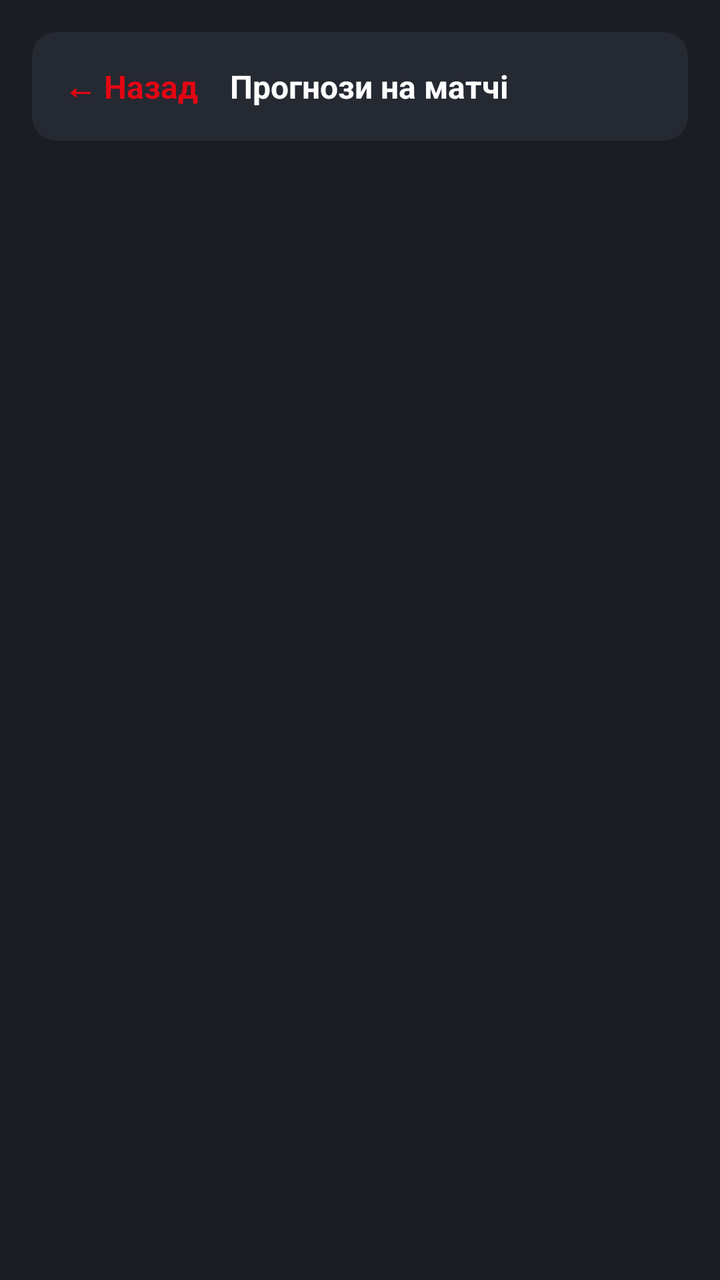
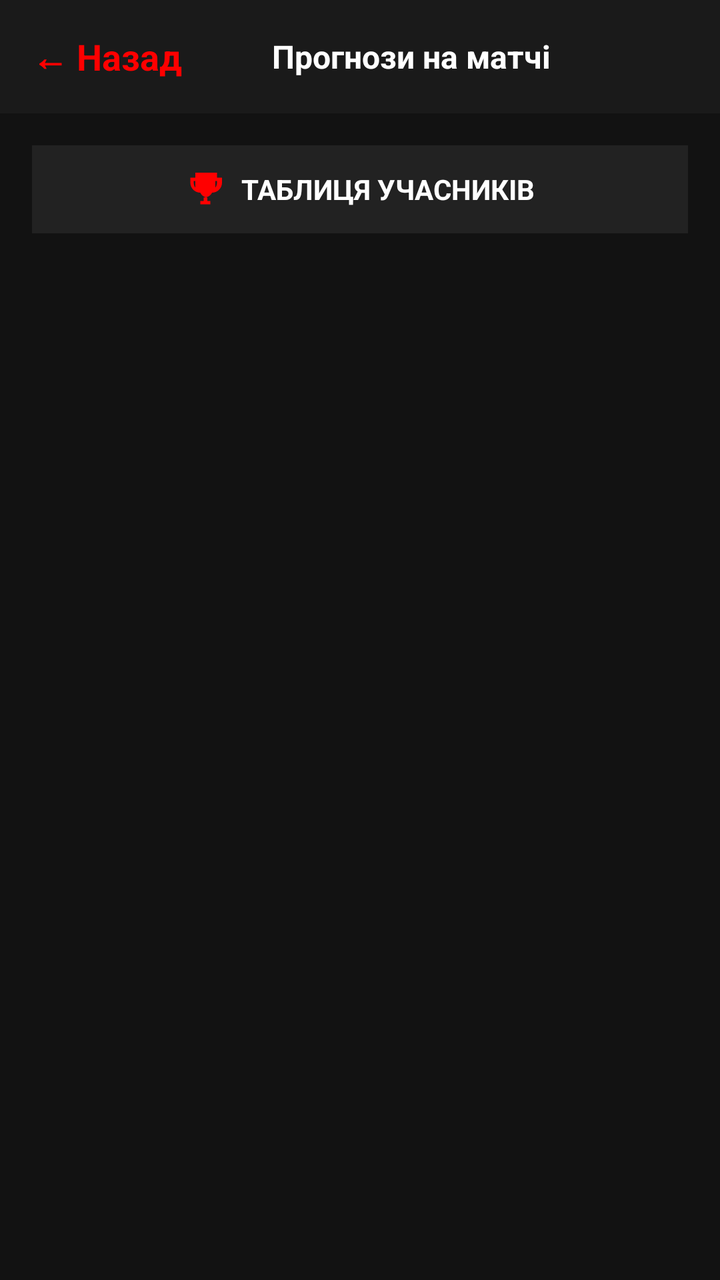

Compare the two renders of this Android layout. The source of the first and the diff that turns it into the second are given below.
<!-- AndroidManifest.xml: application theme Theme.MAFFootball -->
<!-- res/layout/fragment_predictions.xml -->
<?xml version="1.0" encoding="utf-8"?>
<LinearLayout xmlns:android="http://schemas.android.com/apk/res/android"
    android:layout_width="match_parent"
    android:layout_height="match_parent"
    android:orientation="vertical"
    android:background="#1A1D23">

    <LinearLayout
        android:layout_width="match_parent"
        android:layout_height="wrap_content"
        android:orientation="horizontal"
        android:background="@drawable/rounded_bg_dark"
        android:layout_marginHorizontal="16dp"
        android:layout_marginTop="16dp"
        android:padding="16dp"
        android:gravity="center_vertical">

        <TextView
            android:id="@+id/btnBack"
            android:layout_width="wrap_content"
            android:layout_height="wrap_content"
            android:text="← Назад"
            android:textColor="#E30613"
            android:textSize="16sp"
            android:textStyle="bold"
            android:layout_marginEnd="16dp"/>

        <TextView
            android:id="@+id/tvYearTitle"
            android:layout_width="wrap_content"
            android:layout_height="wrap_content"
            android:textColor="#FFFFFF"
            android:textSize="16sp"
            android:textStyle="bold"
            android:text="Прогнози на матчі"/>
    </LinearLayout>

    <LinearLayout
        android:id="@+id/layoutAuth"
        android:layout_width="match_parent"
        android:layout_height="match_parent"
        android:orientation="vertical"
        android:gravity="center"
        android:visibility="gone"
        android:padding="16dp">

        <TextView
            android:layout_width="wrap_content"
            android:layout_height="wrap_content"
            android:text="Щоб робити прогнози, потрібно авторизуватись через наш Telegram бот."
            android:textAlignment="center"
            android:textColor="#FFFFFF"
            android:textSize="16sp"
            android:layout_marginBottom="16dp"/>

        <Button
            android:id="@+id/btnAuthTelegram"
            android:layout_width="wrap_content"
            android:layout_height="wrap_content"
            android:text="Увійти через Telegram"
            android:backgroundTint="#0088CC"
            android:textColor="#FFFFFF"/>
    </LinearLayout>

    <androidx.recyclerview.widget.RecyclerView
        android:id="@+id/rvPredictions"
        android:layout_width="match_parent"
        android:layout_height="match_parent"
        android:paddingBottom="100dp" 
        android:clipToPadding="false"
        android:layout_marginTop="12dp"
        android:layout_marginHorizontal="16dp"
        android:visibility="visible"/>

</LinearLayout>
<!-- resources referenced by this layout -->
<resources>
  <!-- drawable rounded_bg_dark (drawable) -->
  <?xml version="1.0" encoding="utf-8"?>
  <shape xmlns:android="http://schemas.android.com/apk/res/android">
      <solid android:color="#252932" />
      <corners android:radius="12dp" />
  </shape>
  <style name="Theme.MAFFootball" parent="Theme.MaterialComponents.DayNight.NoActionBar">
          <item name="colorPrimary">#007c3d</item>
          <item name="colorPrimaryVariant">#004d26</item>
          <item name="colorOnPrimary">@android:color/white</item>
          
          <item name="colorSecondary">#007c3d</item>
          <item name="colorOnSecondary">@android:color/white</item>
  
          <item name="android:statusBarColor">#007c3d</item>
          <item name="android:windowBackground">#007c3d</item>
      </style>
</resources>

<!-- the commit's change to res/layout/fragment_predictions.xml (unified diff, before → after) -->
@@ -1,75 +1,208 @@
 <?xml version="1.0" encoding="utf-8"?>
 <LinearLayout xmlns:android="http://schemas.android.com/apk/res/android"
+    xmlns:app="http://schemas.android.com/apk/res-auto"
     android:layout_width="match_parent"
     android:layout_height="match_parent"
     android:orientation="vertical"
-    android:background="#1A1D23">
+    android:background="#121212">
 
     <LinearLayout
         android:layout_width="match_parent"
         android:layout_height="wrap_content"
         android:orientation="horizontal"
-        android:background="@drawable/rounded_bg_dark"
-        android:layout_marginHorizontal="16dp"
-        android:layout_marginTop="16dp"
-        android:padding="16dp"
-        android:gravity="center_vertical">
+        android:gravity="center_vertical"
+        android:padding="8dp"
+        android:background="#1A1A1A">
 
         <TextView
             android:id="@+id/btnBack"
             android:layout_width="wrap_content"
             android:layout_height="wrap_content"
             android:text="← Назад"
-            android:textColor="#E30613"
-            android:textSize="16sp"
+            android:textColor="#FF0000"
+            android:textSize="18sp"
             android:textStyle="bold"
-            android:layout_marginEnd="16dp"/>
+            android:padding="8dp" />
 
         <TextView
             android:id="@+id/tvYearTitle"
-            android:layout_width="wrap_content"
+            android:layout_width="0dp"
             android:layout_height="wrap_content"
+            android:layout_weight="1"
+            android:text="Прогнози на матчі"
             android:textColor="#FFFFFF"
             android:textSize="16sp"
             android:textStyle="bold"
-            android:text="Прогнози на матчі"/>
+            android:gravity="center"
+            android:paddingEnd="40dp" />
     </LinearLayout>
 
-    <LinearLayout
-        android:id="@+id/layoutAuth"
+    <FrameLayout
         android:layout_width="match_parent"
-        android:layout_height="match_parent"
-        android:orientation="vertical"
-        android:gravity="center"
-        android:visibility="gone"
-        android:padding="16dp">
-
-        <TextView
-            android:layout_width="wrap_content"
-            android:layout_height="wrap_content"
-            android:text="Щоб робити прогнози, потрібно авторизуватись через наш Telegram бот."
-            android:textAlignment="center"
-            android:textColor="#FFFFFF"
-            android:textSize="16sp"
-            android:layout_marginBottom="16dp"/>
-
-        <Button
-            android:id="@+id/btnAuthTelegram"
-            android:layout_width="wrap_content"
-            android:layout_height="wrap_content"
-            android:text="Увійти через Telegram"
-            android:backgroundTint="#0088CC"
-            android:textColor="#FFFFFF"/>
-    </LinearLayout>
-
-    <androidx.recyclerview.widget.RecyclerView
-        android:id="@+id/rvPredictions"
-        android:layout_width="match_parent"
-        android:layout_height="match_parent"
-        android:paddingBottom="100dp" 
-        android:clipToPadding="false"
-        android:layout_marginTop="12dp"
-        android:layout_marginHorizontal="16dp"
-        android:visibility="visible"/>
-
+        android:layout_height="match_parent">
+
+        <ScrollView
+            android:id="@+id/layoutAuth"
+            android:layout_width="match_parent"
+            android:layout_height="match_parent"
+            android:fillViewport="true"
+            android:visibility="gone">
+
+            <LinearLayout
+                android:layout_width="match_parent"
+                android:layout_height="wrap_content"
+                android:gravity="center"
+                android:orientation="vertical"
+                android:padding="24dp">
+
+                <TextView
+                    android:layout_width="wrap_content"
+                    android:layout_height="wrap_content"
+                    android:text="Авторизація"
+                    android:textColor="#FFFFFF"
+                    android:textSize="22sp"
+                    android:textStyle="bold"
+                    android:layout_marginBottom="24dp" />
+
+                <EditText
+                    android:id="@+id/etLogin"
+                    android:layout_width="match_parent"
+                    android:layout_height="56dp"
+                    android:hint="Логін або Email"
+                    android:textColor="#FFFFFF"
+                    android:textColorHint="#888888"
+                    android:background="#1E1E1E"
+                    android:paddingHorizontal="16dp"
+                    android:inputType="textEmailAddress"
+                    android:layout_marginBottom="12dp"/>
+
+                <EditText
+                    android:id="@+id/etPassword"
+                    android:layout_width="match_parent"
+                    android:layout_height="56dp"
+                    android:hint="Пароль"
+                    android:inputType="textPassword"
+                    android:textColor="#FFFFFF"
+                    android:textColorHint="#888888"
+                    android:background="#1E1E1E"
+                    android:paddingHorizontal="16dp"
+                    android:layout_marginBottom="20dp"/>
+
+                <Button
+                    android:id="@+id/btnLogin"
+                    android:layout_width="match_parent"
+                    android:layout_height="56dp"
+                    android:text="УВІЙТИ"
+                    android:textStyle="bold"
+                    android:backgroundTint="#FFC107"
+                    android:textColor="#000000"
+                    android:layout_marginBottom="16dp"/>
+
+                <TextView
+                    android:layout_width="wrap_content"
+                    android:layout_height="wrap_content"
+                    android:text="— АБО —"
+                    android:textColor="#555555"
+                    android:layout_marginBottom="16dp" />
+
+                <Button
+                    android:id="@+id/btnAuthTelegram"
+                    android:layout_width="match_parent"
+                    android:layout_height="56dp"
+                    android:text="Увійти через Telegram"
+                    android:backgroundTint="#0088cc"
+                    android:textColor="#FFFFFF"
+                    android:textAllCaps="false" />
+
+                <TextView
+                    android:id="@+id/btnRegister"
+                    android:layout_width="wrap_content"
+                    android:layout_height="wrap_content"
+                    android:text="Немає аккаунту? Зареєструватися"
+                    android:textColor="#FFC107"
+                    android:textSize="14sp"
+                    android:layout_marginTop="24dp"
+                    android:padding="8dp"
+                    android:clickable="true"
+                    android:focusable="true" />
+            </LinearLayout>
+        </ScrollView>
+
+        <LinearLayout
+            android:id="@+id/layoutRules"
+            android:layout_width="match_parent"
+            android:layout_height="match_parent"
+            android:orientation="vertical"
+            android:padding="16dp"
+            android:visibility="gone">
+
+            <ScrollView
+                android:layout_width="match_parent"
+                android:layout_height="0dp"
+                android:layout_weight="1">
+                <TextView
+                    android:layout_width="match_parent"
+                    android:layout_height="wrap_content"
+                    android:text="@string/rules_content"
+                    android:textColor="#FFFFFF"
+                    android:textSize="16sp" />
+            </ScrollView>
+
+            <Button
+                android:id="@+id/btnAcceptRules"
+                android:layout_width="match_parent"
+                android:layout_height="60dp"
+                android:text="Я ПОГОДЖУЮСЬ З ПРАВИЛАМИ"
+                android:backgroundTint="#FF0000" />
+        </LinearLayout>
+
+        <LinearLayout
+            android:layout_width="match_parent"
+            android:layout_height="match_parent"
+            android:orientation="vertical">
+
+            <LinearLayout
+                android:id="@+id/btnPredictionsTable"
+                android:layout_width="match_parent"
+                android:layout_height="wrap_content"
+                android:layout_margin="16dp"
+                android:background="#222222"
+                android:gravity="center"
+                android:orientation="horizontal"
+                android:padding="12dp">
+                <ImageView
+                    android:layout_width="20dp"
+                    android:layout_height="20dp"
+                    android:layout_marginEnd="8dp"
+                    android:src="@drawable/ic_trophy"
+                    app:tint="#FF0000" />
+                <TextView
+                    android:layout_width="wrap_content"
+                    android:layout_height="wrap_content"
+                    android:text="ТАБЛИЦЯ УЧАСНИКІВ"
+                    android:textColor="#FFFFFF"
+                    android:textStyle="bold" />
+            </LinearLayout>
+
+            <androidx.recyclerview.widget.RecyclerView
+                android:id="@+id/rvStages"
+                android:layout_width="match_parent"
+                android:layout_height="wrap_content"
+                android:paddingHorizontal="8dp"
+                android:visibility="gone" />
+
+            <androidx.recyclerview.widget.RecyclerView
+                android:id="@+id/rvPredictions"
+                android:layout_width="match_parent"
+                android:layout_height="match_parent"
+                android:visibility="gone" />
+
+            <androidx.recyclerview.widget.RecyclerView
+                android:id="@+id/rvPredictionsTable"
+                android:layout_width="match_parent"
+                android:layout_height="match_parent"
+                android:visibility="gone" />
+        </LinearLayout>
+
+    </FrameLayout>
 </LinearLayout>
<!-- resource entries referenced after the edit -->
@@ -1,11 +1,37 @@
 <!-- resources referenced by this layout -->
 <resources>
-  <!-- drawable rounded_bg_dark (drawable) -->
-  <?xml version="1.0" encoding="utf-8"?>
-  <shape xmlns:android="http://schemas.android.com/apk/res/android">
-      <solid android:color="#252932" />
-      <corners android:radius="12dp" />
-  </shape>
+  <!-- drawable ic_trophy (drawable) -->
+  <vector xmlns:android="http://schemas.android.com/apk/res/android"
+      android:width="24dp"
+      android:height="24dp"
+      android:viewportWidth="24"
+      android:viewportHeight="24">
+  
+      <path
+          android:fillColor="#FFFFFF"
+          android:pathData="M18,2H6v3H3v3c0,3.31 2.69,6 6,6h0c0.74,1.64 2.35,2.78 4.21,2.95V19H9v2h6v-2h-4v-2.05C13.65,16.78 15.26,15.64 16,14h0c3.31,0 6-2.69 6-6V5h-3V2zM5,8V7h1v4C5.45,10.3 5,9.21 5,8zm14,0c0,1.21-0.45,2.3-1,3V7h1v1z"/>
+  </vector>
+  <string name="rules_content">
+      <b>Перевір свої футбольні знання, змагайся з іншими та піднімайся в рейтингу.</b>\n\n
+      <b>Загальні правила:</b>\n
+      • Участь доступна лише для зареєстрованих користувачів.\n
+      • Прогноз подається на точний рахунок матчу.\n
+      • Кожен матч входить до відповідного туру / етапу.\n
+      • Очки сумуються та формують загальний рейтинг.\n\n
+      <b>Як зробити прогноз:</b>\n
+      1. Оберіть матч у списку.\n
+      2. Введіть прогнозований рахунок.\n
+      3. Натисніть кнопку "Зберегти".\n
+      • Змінити прогноз можна до початку матчу. Після початку — прогноз блокується.\n\n
+      <b>Нарахування очок:</b>\n
+      • Точний рахунок: <b>3 очки</b>\n
+      • Вгаданий результат: <b>1 очко</b>\n
+      • Невірний прогноз: <b>0 очок</b>\n\n
+      <b>Рейтинг та статистика:</b>\n
+      • Рейтинг оновлюється автоматично.\n
+      • Натисніть на нік у рейтингу, щоб переглянути профіль гравця.\n\n
+      <i>Один користувач — один акаунт. Адміністрація залишає за собою право змінювати правила.</i>
+  </string>
   <style name="Theme.MAFFootball" parent="Theme.MaterialComponents.DayNight.NoActionBar">
           <item name="colorPrimary">#007c3d</item>
           <item name="colorPrimaryVariant">#004d26</item>
